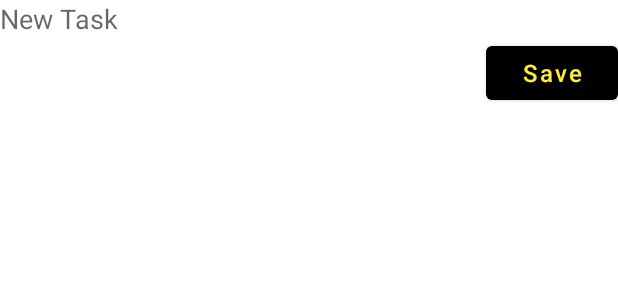
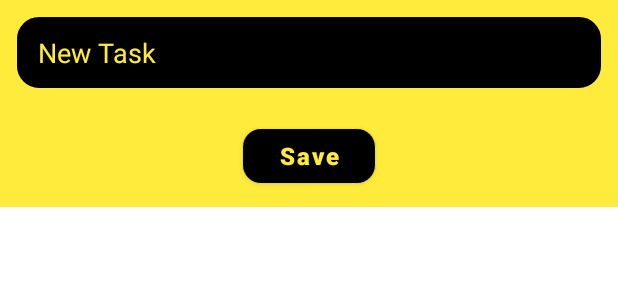
Before and after one commit to ManuvelVictor/ToDoList, an Android app: the layout new_task.xml on its own in the app's theme, with its tools: preview values and no code run, on a phone screen of 412 x 824 dp. Shown: the top 300 px of the screen. Run offline under Robolectric (Android 15) with nearby library versions, the light colour scheme and no system bars.

Commit message:
Small changes in the new task xml

```diff
--- a/app/src/main/java/com/example/todolist/AddNewTask.java
+++ b/app/src/main/java/com/example/todolist/AddNewTask.java
@@ -80,10 +80,10 @@ public class AddNewTask extends BottomSheetDialogFragment {
             public void onTextChanged(CharSequence s, int start, int before, int count) {
                 if (s.toString().equals("")) {
                     newTaskSaveButton.setEnabled(false);
-                    newTaskSaveButton.setTextColor(color.white);
+                    newTaskSaveButton.setTextColor(color.cyberYellow);
                 } else {
                     newTaskSaveButton.setEnabled(true);
-                    newTaskSaveButton.setTextColor(color.white);
+                    newTaskSaveButton.setTextColor(color.cyberYellow);
                 }
             }
 
--- a/app/src/main/java/com/example/todolist/RecyclerItemTouchHelper.java
+++ b/app/src/main/java/com/example/todolist/RecyclerItemTouchHelper.java
@@ -1,7 +1,6 @@
 package com.example.todolist;
 
 import android.app.AlertDialog;
-import android.content.DialogInterface;
 import android.graphics.Canvas;
 import android.graphics.Color;
 import android.graphics.drawable.ColorDrawable;
--- /dev/null
+++ b/app/src/main/res/drawable/rounded_edittext.xml
@@ -0,0 +1,12 @@
+<?xml version="1.0" encoding="utf-8"?>
+<shape xmlns:android="http://schemas.android.com/apk/res/android"
+    android:shape="rectangle" android:padding="15dp">
+
+    <solid android:color="@color/black" />
+    <corners
+        android:bottomRightRadius="15dp"
+        android:bottomLeftRadius="15dp"
+        android:topLeftRadius="15dp"
+        android:topRightRadius="15dp" />
+    <stroke android:width="1dp" android:color="@color/cyberYellow" />
+</shape>
--- a/app/src/main/res/layout/new_task.xml
+++ b/app/src/main/res/layout/new_task.xml
@@ -1,23 +1,45 @@
 <RelativeLayout xmlns:android="http://schemas.android.com/apk/res/android"
+    xmlns:app="http://schemas.android.com/apk/res-auto"
+    xmlns:tools="http://schemas.android.com/tools"
     android:layout_width="match_parent"
-    android:layout_height="wrap_content">
+    android:layout_height="wrap_content"
+    android:background="@color/cyberYellow"
+    android:backgroundTint="@color/cyberYellow">
 
     <EditText
         android:id="@+id/newTaskText"
         android:layout_width="match_parent"
-        android:layout_height="wrap_content"
+        android:layout_height="50dp"
+        android:layout_alignParentStart="true"
+        android:layout_alignParentTop="true"
+        android:layout_centerHorizontal="true"
+        android:layout_marginStart="10dp"
+        android:layout_marginTop="10dp"
+        android:layout_marginEnd="10dp"
+        android:layout_marginBottom="10dp"
         android:autofillHints="New Task"
-        android:background="@null"
+        android:paddingStart="15dp"
+        android:inputType="textCapSentences"
+        android:background="@drawable/rounded_edittext"
         android:hint="@string/new_task"
-        android:textAppearance="@style/TextAppearance.AppCompat.Medium" />
+        android:textAppearance="@style/TextAppearance.AppCompat.Medium"
+        android:textColor="@color/cyberYellow"
+        android:textColorHint="@color/cyberYellow"
+        tools:ignore="RtlSymmetry" />
 
     <Button
         android:id="@+id/newTaskButton"
         android:layout_width="wrap_content"
         android:layout_height="wrap_content"
-        android:layout_below="@id/newTaskText"
-        android:layout_alignParentEnd="true"
+        android:layout_below="@+id/newTaskText"
+        android:layout_centerInParent="true"
+        android:layout_marginStart="10dp"
+        android:layout_marginTop="10dp"
+        android:layout_marginEnd="10dp"
+        android:layout_marginBottom="10dp"
         android:text="@string/save"
         android:textAllCaps="false"
-        android:textSize="16sp" />
+        android:textSize="16sp"
+        android:textStyle="bold"
+        app:cornerRadius="12dp" />
 </RelativeLayout>
--- a/app/src/main/res/values/colors.xml
+++ b/app/src/main/res/values/colors.xml
@@ -6,5 +6,5 @@
     <color name="teal_700">#FF018786</color>
     <color name="black">#FF000000</color>
     <color name="white">#FFFFFFFF</color>
-    <color name="cyberYellow">#FFEB3B </color>
+    <color name="cyberYellow">#FFEB3B</color>
 </resources>
--- a/app/src/main/res/values/themes.xml
+++ b/app/src/main/res/values/themes.xml
@@ -6,8 +6,8 @@
         <item name="colorPrimaryVariant">@color/black</item>
         <item name="colorOnPrimary">@color/cyberYellow</item>
         <!-- Secondary brand color. -->
-        <item name="colorSecondary">@color/teal_200</item>
-        <item name="colorSecondaryVariant">@color/teal_700</item>
+        <item name="colorSecondary">@color/cyberYellow</item>
+        <item name="colorSecondaryVariant">@color/cyberYellow</item>
         <item name="colorOnSecondary">@color/black</item>
         <!-- Status bar color. -->
         <item name="android:statusBarColor">?attr/colorPrimaryVariant</item>
```
